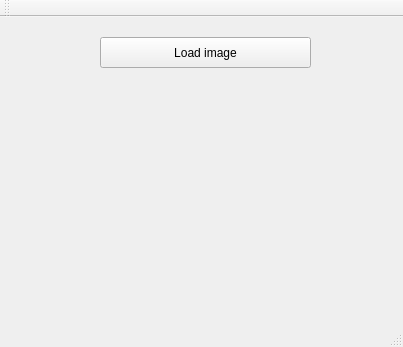
Qt form PlantProject/mainwindow.ui (milena-rocabado/PlantProject) before a commit.
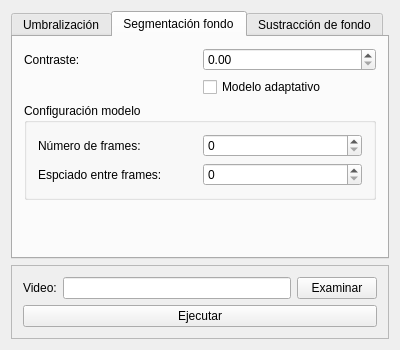
The same form after that commit.

The edit to the form file:
```diff
--- a/PlantProject/mainwindow.ui
+++ b/PlantProject/mainwindow.ui
@@ -6,47 +6,215 @@
    <rect>
     <x>0</x>
     <y>0</y>
-    <width>403</width>
-    <height>347</height>
+    <width>400</width>
+    <height>350</height>
    </rect>
   </property>
   <property name="windowTitle">
    <string>MainWindow</string>
   </property>
   <widget class="QWidget" name="centralWidget">
-   <widget class="QPushButton" name="loadButton">
-    <property name="geometry">
-     <rect>
-      <x>100</x>
-      <y>20</y>
-      <width>211</width>
-      <height>31</height>
-     </rect>
-    </property>
-    <property name="text">
-     <string>Load image</string>
-    </property>
-   </widget>
+   <layout class="QVBoxLayout" name="verticalLayout">
+    <item>
+     <widget class="QTabWidget" name="tabWidget">
+      <property name="tabShape">
+       <enum>QTabWidget::Rounded</enum>
+      </property>
+      <property name="currentIndex">
+       <number>1</number>
+      </property>
+      <property name="elideMode">
+       <enum>Qt::ElideNone</enum>
+      </property>
+      <widget class="QWidget" name="tabUmbr">
+       <attribute name="title">
+        <string>Umbralización</string>
+       </attribute>
+       <layout class="QGridLayout" name="gridLayout">
+        <item row="1" column="0">
+         <widget class="QLabel" name="lblContraste">
+          <property name="text">
+           <string>Contraste:</string>
+          </property>
+         </widget>
+        </item>
+        <item row="0" column="1">
+         <widget class="QComboBox" name="cboUmbr"/>
+        </item>
+        <item row="3" column="1">
+         <widget class="QCheckBox" name="chkEjem">
+          <property name="text">
+           <string>Mostrar ejemplos</string>
+          </property>
+         </widget>
+        </item>
+        <item row="4" column="1">
+         <spacer name="spacerUmb">
+          <property name="orientation">
+           <enum>Qt::Vertical</enum>
+          </property>
+          <property name="sizeHint" stdset="0">
+           <size>
+            <width>20</width>
+            <height>40</height>
+           </size>
+          </property>
+         </spacer>
+        </item>
+        <item row="0" column="0">
+         <widget class="QLabel" name="lblUmbr">
+          <property name="text">
+           <string>Tipo de Umbralización:</string>
+          </property>
+         </widget>
+        </item>
+        <item row="1" column="1">
+         <widget class="QDoubleSpinBox" name="spnUmbContraste"/>
+        </item>
+       </layout>
+      </widget>
+      <widget class="QWidget" name="tabSegm">
+       <attribute name="title">
+        <string>Segmentación fondo</string>
+       </attribute>
+       <layout class="QGridLayout" name="gridLayout_2">
+        <item row="1" column="2">
+         <widget class="QCheckBox" name="chkAdaptativo">
+          <property name="layoutDirection">
+           <enum>Qt::LeftToRight</enum>
+          </property>
+          <property name="text">
+           <string>Modelo adaptativo</string>
+          </property>
+         </widget>
+        </item>
+        <item row="0" column="2">
+         <widget class="QDoubleSpinBox" name="spnSegmContraste"/>
+        </item>
+        <item row="0" column="1">
+         <widget class="QLabel" name="lblSegmContraste">
+          <property name="text">
+           <string>Contraste:</string>
+          </property>
+         </widget>
+        </item>
+        <item row="3" column="1" colspan="2">
+         <widget class="QGroupBox" name="groupBox">
+          <property name="title">
+           <string>Configuración modelo</string>
+          </property>
+          <layout class="QGridLayout" name="gridLayout_3">
+           <item row="1" column="0">
+            <widget class="QLabel" name="label">
+             <property name="text">
+              <string>Espciado entre frames:</string>
+             </property>
+            </widget>
+           </item>
+           <item row="0" column="1">
+            <widget class="QSpinBox" name="spnNum"/>
+           </item>
+           <item row="0" column="0">
+            <widget class="QLabel" name="lblNum">
+             <property name="text">
+              <string>Número de frames:</string>
+             </property>
+            </widget>
+           </item>
+           <item row="1" column="1">
+            <widget class="QSpinBox" name="spnSpace"/>
+           </item>
+          </layout>
+         </widget>
+        </item>
+        <item row="4" column="2">
+         <spacer name="spacerSegm">
+          <property name="orientation">
+           <enum>Qt::Vertical</enum>
+          </property>
+          <property name="sizeHint" stdset="0">
+           <size>
+            <width>20</width>
+            <height>40</height>
+           </size>
+          </property>
+         </spacer>
+        </item>
+       </layout>
+      </widget>
+      <widget class="QWidget" name="tabBgSub">
+       <attribute name="title">
+        <string>Sustracción de fondo</string>
+       </attribute>
+       <layout class="QGridLayout" name="gridLayout_5">
+        <item row="0" column="1">
+         <widget class="QComboBox" name="cboAlg"/>
+        </item>
+        <item row="0" column="0">
+         <widget class="QLabel" name="lblAlg">
+          <property name="text">
+           <string>Algoritmo de segmentación:</string>
+          </property>
+         </widget>
+        </item>
+        <item row="1" column="1">
+         <spacer name="spacerSub">
+          <property name="orientation">
+           <enum>Qt::Vertical</enum>
+          </property>
+          <property name="sizeHint" stdset="0">
+           <size>
+            <width>20</width>
+            <height>40</height>
+           </size>
+          </property>
+         </spacer>
+        </item>
+       </layout>
+      </widget>
+     </widget>
+    </item>
+    <item>
+     <widget class="QFrame" name="frame">
+      <property name="autoFillBackground">
+       <bool>true</bool>
+      </property>
+      <property name="frameShape">
+       <enum>QFrame::StyledPanel</enum>
+      </property>
+      <property name="frameShadow">
+       <enum>QFrame::Raised</enum>
+      </property>
+      <layout class="QGridLayout" name="gridLayout_4">
+       <item row="1" column="0" colspan="3">
+        <widget class="QPushButton" name="pbEjecutar">
+         <property name="text">
+          <string>Ejecutar</string>
+         </property>
+        </widget>
+       </item>
+       <item row="0" column="0">
+        <widget class="QLabel" name="lblVideo">
+         <property name="text">
+          <string>Video:</string>
+         </property>
+        </widget>
+       </item>
+       <item row="0" column="2">
+        <widget class="QPushButton" name="pbExaminar">
+         <property name="text">
+          <string>Examinar</string>
+         </property>
+        </widget>
+       </item>
+       <item row="0" column="1">
+        <widget class="QLineEdit" name="lneVideoPath"/>
+       </item>
+      </layout>
+     </widget>
+    </item>
+   </layout>
   </widget>
-  <widget class="QMenuBar" name="menuBar">
-   <property name="geometry">
-    <rect>
-     <x>0</x>
-     <y>0</y>
-     <width>403</width>
-     <height>20</height>
-    </rect>
-   </property>
-  </widget>
-  <widget class="QToolBar" name="mainToolBar">
-   <attribute name="toolBarArea">
-    <enum>TopToolBarArea</enum>
-   </attribute>
-   <attribute name="toolBarBreak">
-    <bool>false</bool>
-   </attribute>
-  </widget>
-  <widget class="QStatusBar" name="statusBar"/>
  </widget>
  <layoutdefault spacing="6" margin="11"/>
  <resources/>
```
Left out of the diff: 2 changed lines with no effect on the pictures.
